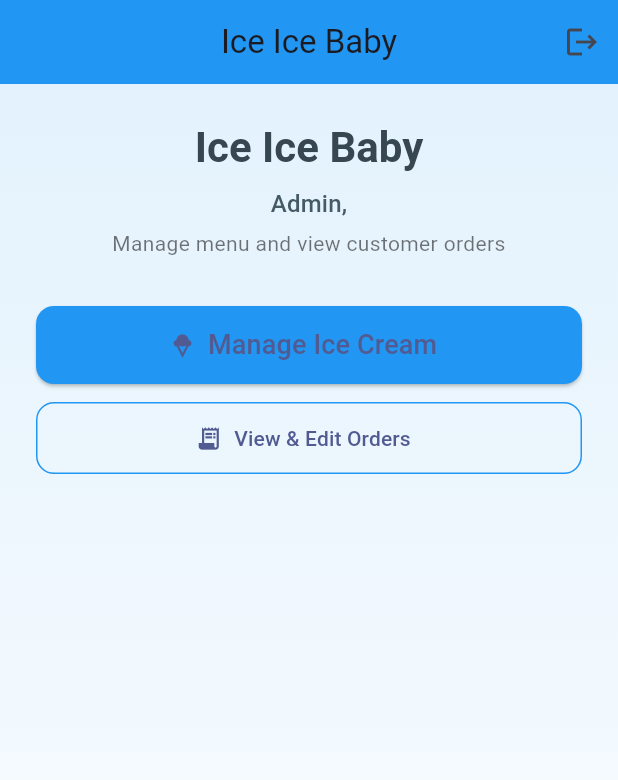
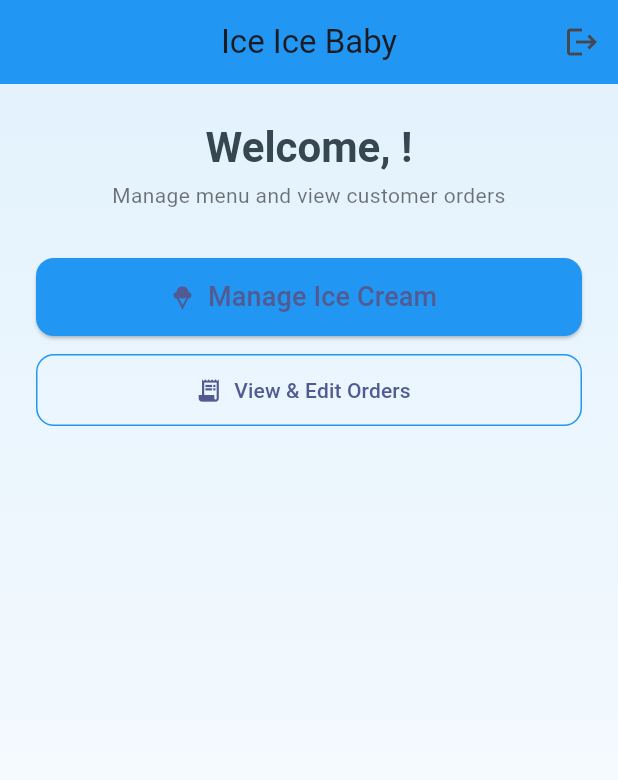
Before and after one commit to tropicalhutlover/Ice-Ice-Baby_RetailHub, a Flutter app: the AdminDashboardScreen screen opened directly with empty values, on a phone screen of 412 x 824 dp. Shown: the top 780 px of the screen. Run offline on Flutter 3.47's test engine with Material 3 defaults, Android fonts, the phone set to English and light mode, and no system bars; our stand-ins replace firebase_auth, firebase_core, firebase_database, firebase_storage, image_picker; accounts and stored records are empty; network calls fail.

Commit message:
admin dashboard ui fix

```diff
--- a/lib/admin_dashboard.dart
+++ b/lib/admin_dashboard.dart
@@ -55,26 +55,22 @@ class AdminDashboardScreen extends StatelessWidget {
                     mainAxisSize: MainAxisSize.min,
                     children: [
                       Text(
-                        'Ice Ice Baby',
+                        'Welcome, $userName!',
                         textAlign: TextAlign.center,
-                        style: Theme.of(context).textTheme.headlineMedium?.copyWith(
+                        style: Theme.of(context)
+                            .textTheme
+                            .headlineMedium
+                            ?.copyWith(
                           fontWeight: FontWeight.bold,
                           color: Colors.blueGrey[800],
-                        ),
-                      ),
-                      const SizedBox(height: 8),
-                      Text(
-                        'Admin, $userName',
-                        textAlign: TextAlign.center,
-                        style: Theme.of(context).textTheme.titleMedium?.copyWith(
-                          color: Colors.blueGrey[700],
                         ),
                       ),
                       const SizedBox(height: 4),
                       const Text(
                         'Manage menu and view customer orders',
                         textAlign: TextAlign.center,
-                        style: TextStyle(fontSize: 14, color: Colors.black54),
+                        style:
+                        TextStyle(fontSize: 14, color: Colors.black54),
                       ),
                     ],
                   ),
```
